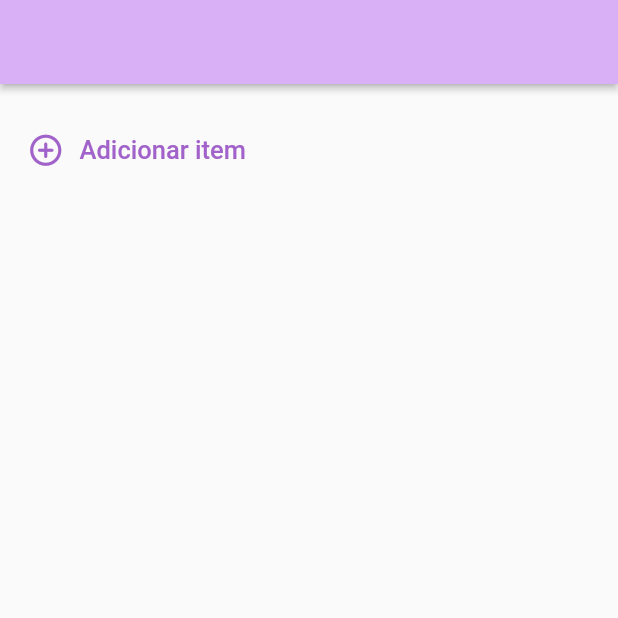
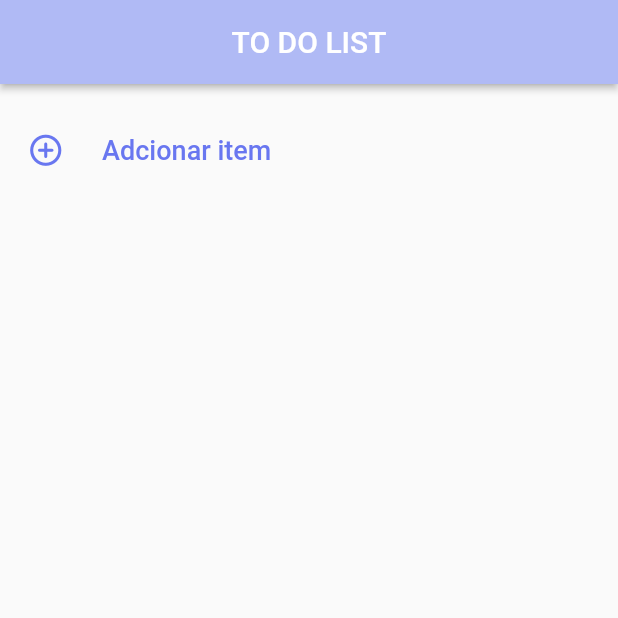
Before and after one commit to anaclara-s/ToDoList, a Flutter app: the screen it shows after launch, on a phone screen of 412 x 824 dp, the top half of it. Run offline on Flutter 3.47's test engine with Material 2 defaults, Android fonts, the phone set to English and light mode, and no system bars; our stand-ins replace material_design_icons_flutter.

Commit message:
Ajustes de design

```diff
--- /dev/null
+++ b/lib/constant.dart
@@ -0,0 +1,13 @@
+import 'package:flutter/material.dart';
+
+const kIconColor = Color.fromARGB(255, 135, 105, 240);
+
+const kIconAddColor = Color.fromARGB(255, 105, 240, 134);
+
+const kIconRemoveColor = Color.fromARGB(255, 240, 105, 121);
+
+const kIconEditingColor = Color.fromARGB(255, 135, 105, 240);
+
+const kTextFieldBorderColor = Color.fromARGB(255, 105, 210, 240);
+
+const kTextFieldTextColor = Color.fromARGB(255, 105, 119, 240);
--- /dev/null
+++ b/lib/custons/text_button_custom.dart
@@ -0,0 +1,50 @@
+import 'package:flutter/material.dart';
+import 'package:lista_tarefas/constant.dart';
+
+class TextButtonCustom extends StatefulWidget {
+  final void Function()? onPressed;
+  final String buttonText;
+  final IconData? iconData;
+  final Widget? child;
+
+  const TextButtonCustom(
+      {super.key,
+      this.onPressed,
+      required this.buttonText,
+      this.iconData,
+      this.child});
+
+  @override
+  State<TextButtonCustom> createState() => _TextButtonCustomState();
+}
+
+class _TextButtonCustomState extends State<TextButtonCustom> {
+  @override
+  Widget build(BuildContext context) {
+    return TextButton(
+      onPressed: widget.onPressed,
+      child: widget.child ??
+          Row(
+            children: [
+              if (widget.iconData != null)
+                const Icon(
+                  Icons.add_circle_outline_rounded,
+                  color: kTextFieldTextColor,
+                  size: 25,
+                ),
+              const SizedBox(
+                width: 15,
+              ),
+              if (widget.iconData != null) const SizedBox(width: 10),
+              Text(
+                widget.buttonText,
+                style: const TextStyle(
+                  fontSize: 18,
+                  color: kTextFieldTextColor,
+                ),
+              ),
+            ],
+          ),
+    );
+  }
+}
--- a/lib/home_screen.dart
+++ b/lib/home_screen.dart
@@ -14,7 +14,9 @@ class _HomeScreenState extends State<HomeScreen> {
   Widget build(BuildContext context) {
     return Scaffold(
       appBar: AppBar(
-        backgroundColor: const Color.fromARGB(255, 217, 176, 245),
+        title: const Text('TO DO LIST'),
+        centerTitle: true,
+        backgroundColor: const Color.fromARGB(255, 176, 186, 245),
         elevation: 2,
       ),
       body: const SingleChildScrollView(
```
Also changed, not shown: lib/custons/text_field_custom.dart (added, +38 -0 lines), lib/open_dialog_widget.dart (+23 -66 lines).
